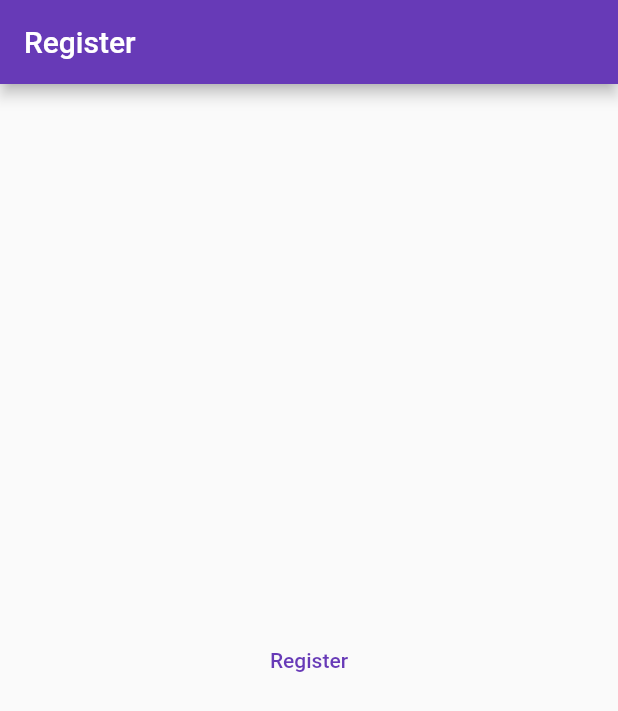
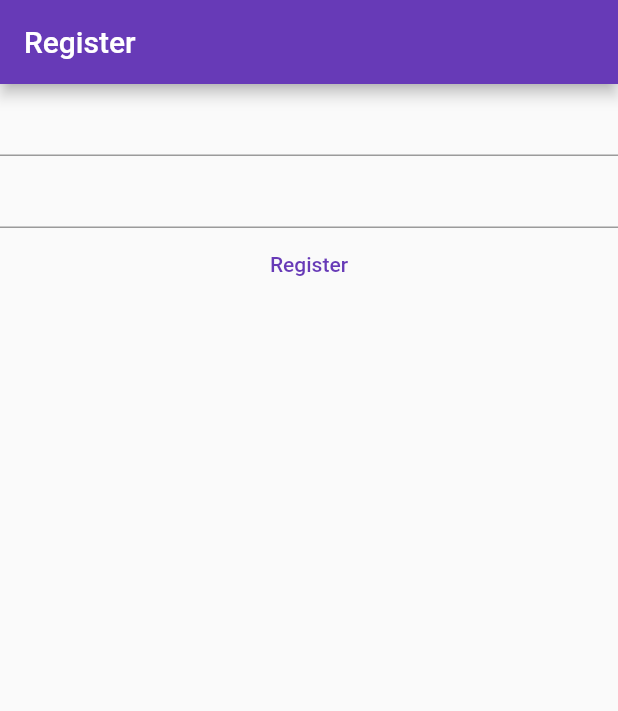
Before and after one commit to ShlokBharadwaj/no-notes, a Flutter app: the screen it shows after launch, on a phone screen of 412 x 824 dp. Shown: the top 711 px of the screen. Run offline on Flutter 3.47's test engine with Material 2 defaults, Android fonts, the phone set to English and light mode, and no system bars.

Commit message:
Update: Vertically stack two text fields for email and password

```diff
--- a/lib/main.dart
+++ b/lib/main.dart
@@ -17,11 +17,15 @@ class HomePage extends StatelessWidget {
   Widget build(BuildContext context) {
     return Scaffold(
       appBar: AppBar(title: const Text("Register")),
-      body: Center(
-        child: TextButton(
-          onPressed: () {},
-          child: const Text("Register"),
-        ),
+      body: Column(
+        children: [
+          TextField(),
+          TextField(),
+          TextButton(
+            onPressed: () async {},
+            child: const Text("Register"),
+          ),
+        ],
       ),
     );
   }
```
